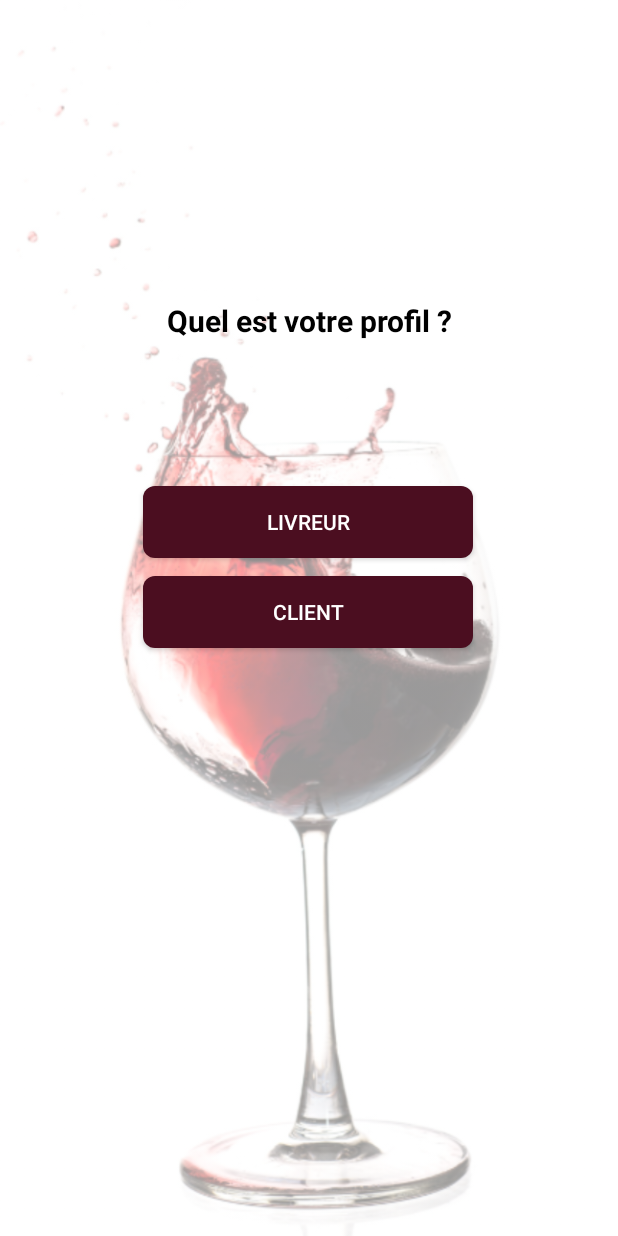
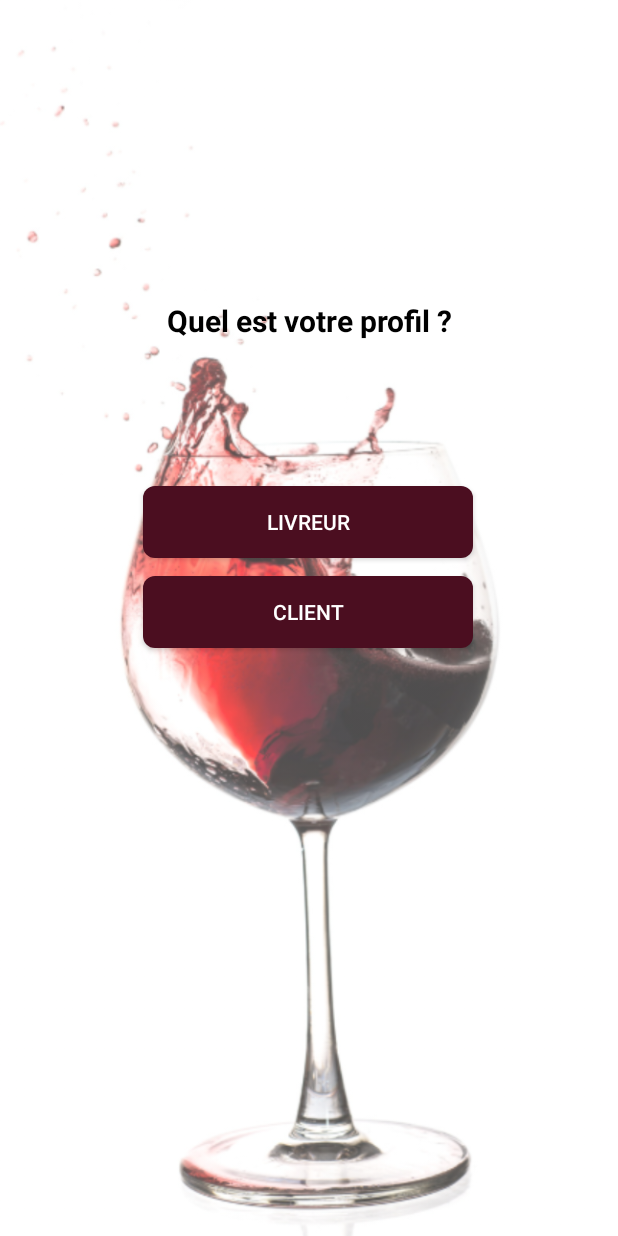
Before and after one commit to k-medko/TCH099-Boozy, an Android app: the SelectionProfilActivity screen opened directly, with no data from a screen before it, on a phone screen of 412 x 824 dp. Run offline under Robolectric (Android 15) with nearby library versions, the phone set to English and light mode, and no system bars.

Commit message:
update XML

```diff
--- a/APP_CLIENT/app/src/main/java/com/example/boozy/ui/shop/ShopDetailActivity.java
+++ b/APP_CLIENT/app/src/main/java/com/example/boozy/ui/shop/ShopDetailActivity.java
@@ -123,8 +123,8 @@ public class ShopDetailActivity extends AppCompatActivity {
                                 String.valueOf(availability.getShopId())
                         );
                         produit.setStock(availability.getQuantity());
-                        produit.setQuantity(1); // utilisé pour la gestion de panier
-                        produit.setImageName(availability.getProduct().getImage()); // si image utilisée
+                        produit.setQuantity(1);
+                        produit.setImageName(availability.getProduct().getImage());
 
                         produitList.add(produit);
                     }
--- a/APP_CLIENT/app/src/main/res/layout/activity_auth_choice.xml
+++ b/APP_CLIENT/app/src/main/res/layout/activity_auth_choice.xml
@@ -12,7 +12,7 @@
         android:id="@+id/backgroundImage"
         android:layout_width="match_parent"
         android:layout_height="match_parent"
-        android:alpha="0.4"
+        android:alpha="0.7"
         android:contentDescription="@string/background"
         android:scaleType="centerCrop"
         android:src="@drawable/background"
--- a/APP_CLIENT/app/src/main/res/layout/activity_selection_profil.xml
+++ b/APP_CLIENT/app/src/main/res/layout/activity_selection_profil.xml
@@ -12,7 +12,7 @@
         android:id="@+id/backgroundImage"
         android:layout_width="match_parent"
         android:layout_height="match_parent"
-        android:alpha="0.4"
+        android:alpha="0.7"
         android:contentDescription="@string/boozy"
         android:scaleType="centerCrop"
         android:src="@drawable/background"
```
